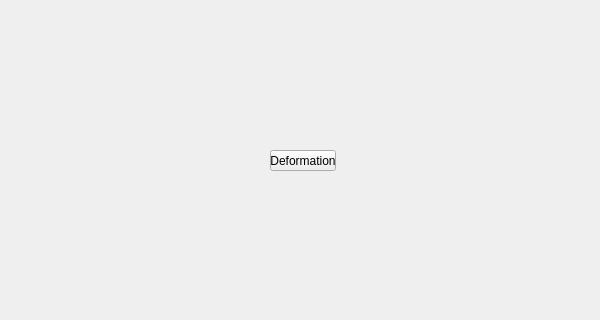
Qt form tentacle/ui/uiLevel_2/deformation_submenu.ui (m3trik/tentacle) before a commit; both pictures show x 0 to 600 and y 140 to 460 of the 600 by 600 pixel window.
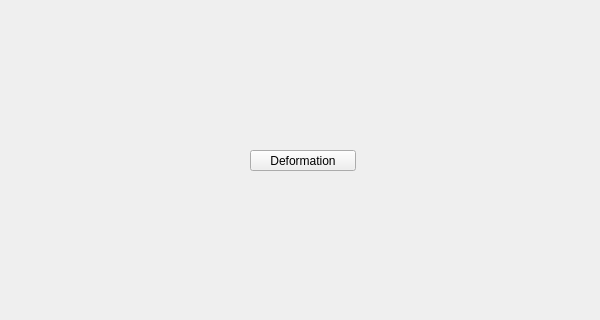
The same form after that commit.

The edit to the form file:
```diff
--- a/tentacle/ui/uiLevel_2/deformation_submenu.ui
+++ b/tentacle/ui/uiLevel_2/deformation_submenu.ui
@@ -62,9 +62,9 @@
    <widget class="QPushButton" name="i020">
     <property name="geometry">
      <rect>
-      <x>270</x>
+      <x>250</x>
       <y>290</y>
-      <width>66</width>
+      <width>106</width>
       <height>21</height>
      </rect>
     </property>
@@ -76,7 +76,7 @@
     </property>
     <property name="maximumSize">
      <size>
-      <width>16777215</width>
+      <width>999</width>
       <height>21</height>
      </size>
     </property>
```
